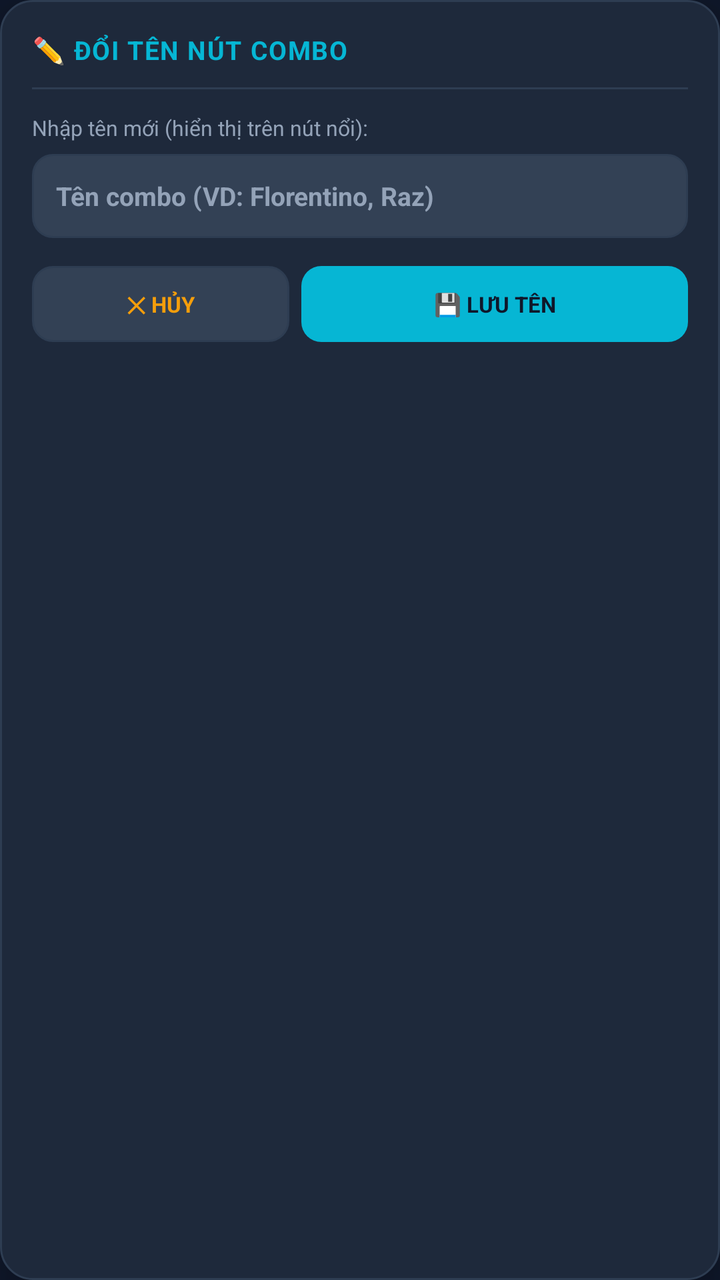
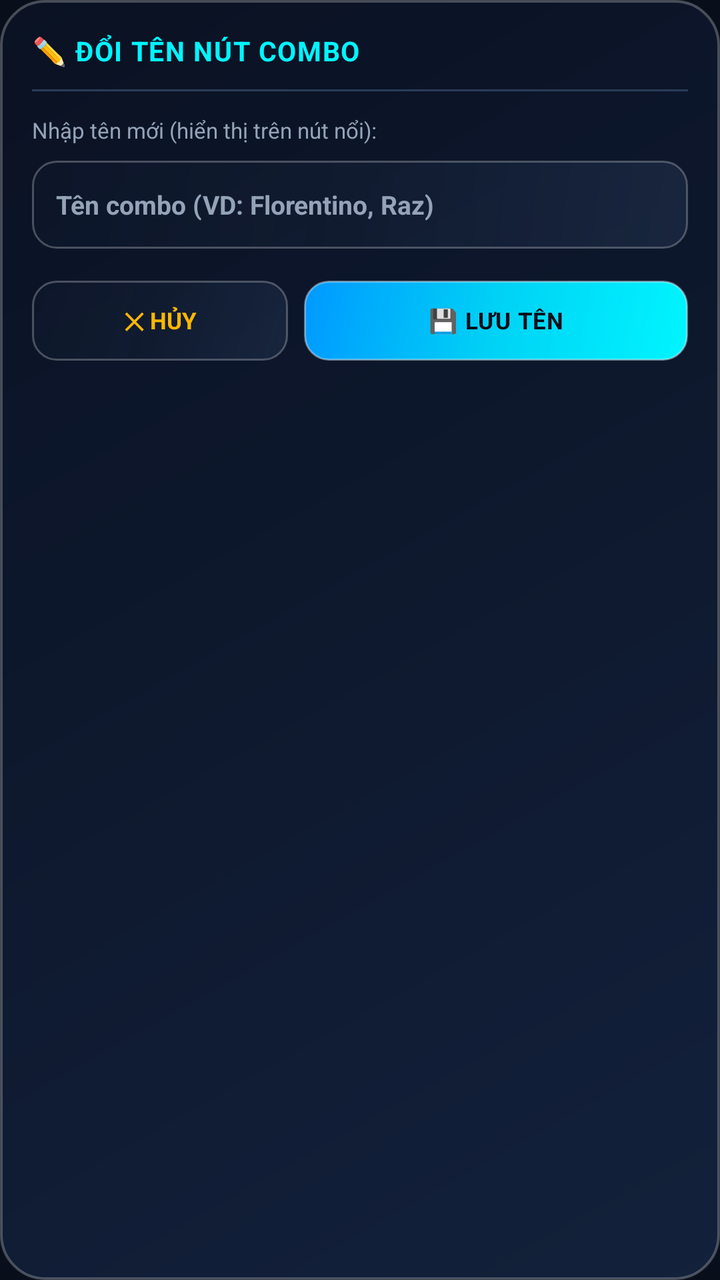

The first picture is an Android layout as it rendered before a commit; the second is the same layout after the commit. The layout source and the unified diff follow.
<!-- AndroidManifest.xml: application theme Theme.MacroGaming -->
<!-- res/layout/view_rename_dialog.xml -->
<?xml version="1.0" encoding="utf-8"?>
<LinearLayout xmlns:android="http://schemas.android.com/apk/res/android"
    android:id="@+id/renameDialogRoot"
    android:layout_width="280dp"
    android:layout_height="wrap_content"
    android:background="@drawable/bg_dialog_card"
    android:orientation="vertical"
    android:padding="16dp"
    android:elevation="24dp">

    
    <TextView
        android:layout_width="wrap_content"
        android:layout_height="wrap_content"
        android:text="✏️ ĐỔI TÊN NÚT COMBO"
        android:textColor="@color/cyan_neon"
        android:textSize="13sp"
        android:textStyle="bold"
        android:letterSpacing="0.04"
        android:layout_marginBottom="10dp" />

    <View
        android:layout_width="match_parent"
        android:layout_height="1dp"
        android:background="@color/stroke_border"
        android:layout_marginBottom="12dp" />

    <TextView
        android:layout_width="wrap_content"
        android:layout_height="wrap_content"
        android:text="Nhập tên mới (hiển thị trên nút nổi):"
        android:textColor="@color/text_secondary"
        android:textSize="10.5sp" />

    <EditText
        android:id="@+id/etRenameInput"
        android:layout_width="match_parent"
        android:layout_height="42dp"
        android:layout_marginTop="6dp"
        android:background="@drawable/bg_turbo_btn_secondary"
        android:hint="Tên combo (VD: Florentino, Raz)"
        android:textColorHint="@color/text_secondary"
        android:textColor="@color/cyan_neon"
        android:textSize="13sp"
        android:textStyle="bold"
        android:paddingStart="12dp"
        android:paddingEnd="12dp"
        android:singleLine="true"
        android:maxLength="15"
        android:inputType="text" />

    
    <LinearLayout
        android:layout_width="match_parent"
        android:layout_height="38dp"
        android:layout_marginTop="14dp"
        android:orientation="horizontal">

        <TextView
            android:id="@+id/btnRenameCancel"
            android:layout_width="0dp"
            android:layout_height="match_parent"
            android:layout_weight="0.8"
            android:layout_marginEnd="6dp"
            android:background="@drawable/bg_turbo_btn_secondary"
            android:gravity="center"
            android:text="✕ HỦY"
            android:textColor="@color/amber_warning"
            android:textSize="11sp"
            android:textStyle="bold" />

        <TextView
            android:id="@+id/btnRenameConfirm"
            android:layout_width="0dp"
            android:layout_height="match_parent"
            android:layout_weight="1.2"
            android:background="@drawable/bg_turbo_btn_primary"
            android:gravity="center"
            android:text="💾 LƯU TÊN"
            android:textColor="@color/bg_dark"
            android:textSize="11sp"
            android:textStyle="bold" />
    </LinearLayout>

</LinearLayout>
<!-- resources referenced by this layout -->
<resources>
  <color name="amber_warning">#F59E0B</color>
  <color name="bg_dark">#0F172A</color>
  <color name="cyan_neon">#06B6D4</color>
  <color name="stroke_border">#2E3D52</color>
  <color name="text_secondary">#94A3B8</color>
  <!-- drawable bg_dialog_card (drawable) -->
  <?xml version="1.0" encoding="utf-8"?>
  <shape xmlns:android="http://schemas.android.com/apk/res/android"
      android:shape="rectangle">
      <corners android:radius="16dp" />
      <solid android:color="@color/bg_dialog" />
      <stroke
          android:width="1dp"
          android:color="@color/stroke_border" />
      <padding
          android:bottom="16dp"
          android:left="16dp"
          android:right="16dp"
          android:top="16dp" />
  </shape>
  <!-- drawable bg_turbo_btn_primary (drawable) -->
  <?xml version="1.0" encoding="utf-8"?>
  <shape xmlns:android="http://schemas.android.com/apk/res/android"
      android:shape="rectangle">
      <corners android:radius="10dp" />
      <solid android:color="@color/cyan_neon" />
  </shape>
  <!-- drawable bg_turbo_btn_secondary (drawable) -->
  <?xml version="1.0" encoding="utf-8"?>
  <shape xmlns:android="http://schemas.android.com/apk/res/android"
      android:shape="rectangle">
      <corners android:radius="10dp" />
      <solid android:color="@color/bg_surface_elevated" />
      <stroke
          android:width="1dp"
          android:color="@color/stroke_border" />
  </shape>
  <style name="Theme.MacroGaming" parent="Theme.Material3.Dark.NoActionBar">
          <item name="colorPrimary">@color/cyan_neon</item>
          <item name="colorOnPrimary">@color/bg_dark</item>
          <item name="colorSecondary">@color/purple_accent</item>
          <item name="android:windowBackground">@color/bg_dark</item>
          <item name="android:statusBarColor">@color/bg_dark</item>
          <item name="android:navigationBarColor">@color/bg_dark</item>
      </style>
  <color name="bg_dialog">#1E293B</color>
  <color name="bg_surface_elevated">#334155</color>
  <color name="purple_accent">#8B5CF6</color>
</resources>

<!-- the commit's change to res/layout/view_rename_dialog.xml (unified diff, before → after) -->
@@ -1,7 +1,7 @@
 <?xml version="1.0" encoding="utf-8"?>
 <LinearLayout xmlns:android="http://schemas.android.com/apk/res/android"
     android:id="@+id/renameDialogRoot"
-    android:layout_width="280dp"
+    android:layout_width="290dp"
     android:layout_height="wrap_content"
     android:background="@drawable/bg_dialog_card"
     android:orientation="vertical"
@@ -14,7 +14,7 @@
         android:layout_height="wrap_content"
         android:text="✏️ ĐỔI TÊN NÚT COMBO"
         android:textColor="@color/cyan_neon"
-        android:textSize="13sp"
+        android:textSize="13.5sp"
         android:textStyle="bold"
         android:letterSpacing="0.04"
         android:layout_marginBottom="10dp" />
@@ -30,13 +30,13 @@
         android:layout_height="wrap_content"
         android:text="Nhập tên mới (hiển thị trên nút nổi):"
         android:textColor="@color/text_secondary"
-        android:textSize="10.5sp" />
+        android:textSize="11sp" />
 
     <EditText
         android:id="@+id/etRenameInput"
         android:layout_width="match_parent"
-        android:layout_height="42dp"
-        android:layout_marginTop="6dp"
+        android:layout_height="44dp"
+        android:layout_marginTop="8dp"
         android:background="@drawable/bg_turbo_btn_secondary"
         android:hint="Tên combo (VD: Florentino, Raz)"
         android:textColorHint="@color/text_secondary"
@@ -52,8 +52,8 @@
     
     <LinearLayout
         android:layout_width="match_parent"
-        android:layout_height="38dp"
-        android:layout_marginTop="14dp"
+        android:layout_height="40dp"
+        android:layout_marginTop="16dp"
         android:orientation="horizontal">
 
         <TextView
@@ -61,12 +61,12 @@
             android:layout_width="0dp"
             android:layout_height="match_parent"
             android:layout_weight="0.8"
-            android:layout_marginEnd="6dp"
+            android:layout_marginEnd="8dp"
             android:background="@drawable/bg_turbo_btn_secondary"
             android:gravity="center"
             android:text="✕ HỦY"
             android:textColor="@color/amber_warning"
-            android:textSize="11sp"
+            android:textSize="11.5sp"
             android:textStyle="bold" />
 
         <TextView
@@ -78,8 +78,9 @@
             android:gravity="center"
             android:text="💾 LƯU TÊN"
             android:textColor="@color/bg_dark"
-            android:textSize="11sp"
-            android:textStyle="bold" />
+            android:textSize="11.5sp"
+            android:textStyle="bold"
+            android:letterSpacing="0.02" />
     </LinearLayout>
 
 </LinearLayout>
<!-- resource entries referenced after the edit -->
@@ -1,41 +1,62 @@
 <!-- resources referenced by this layout -->
 <resources>
-  <color name="amber_warning">#F59E0B</color>
-  <color name="bg_dark">#0F172A</color>
-  <color name="cyan_neon">#06B6D4</color>
-  <color name="stroke_border">#2E3D52</color>
+  <color name="amber_warning">#FFB703</color>
+  <color name="bg_dark">#080E1A</color>
+  <color name="cyan_neon">#00F5FF</color>
+  <color name="stroke_border">#2A3C58</color>
   <color name="text_secondary">#94A3B8</color>
   <!-- drawable bg_dialog_card (drawable) -->
   <?xml version="1.0" encoding="utf-8"?>
-  <shape xmlns:android="http://schemas.android.com/apk/res/android"
-      android:shape="rectangle">
-      <corners android:radius="16dp" />
-      <solid android:color="@color/bg_dialog" />
-      <stroke
-          android:width="1dp"
-          android:color="@color/stroke_border" />
-      <padding
-          android:bottom="16dp"
-          android:left="16dp"
-          android:right="16dp"
-          android:top="16dp" />
-  </shape>
+  <layer-list xmlns:android="http://schemas.android.com/apk/res/android">
+      <item>
+          <shape android:shape="rectangle">
+              <corners android:radius="22dp" />
+              <gradient
+                  android:angle="135"
+                  android:startColor="@color/glass_card_bg_start"
+                  android:centerColor="#D00F1B33"
+                  android:endColor="@color/glass_card_bg_end"
+                  android:type="linear" />
+              <stroke
+                  android:width="1.2dp"
+                  android:color="@color/glass_rim_specular" />
+              <padding
+                  android:bottom="14dp"
+                  android:left="14dp"
+                  android:right="14dp"
+                  android:top="14dp" />
+          </shape>
+      </item>
+  </layer-list>
   <!-- drawable bg_turbo_btn_primary (drawable) -->
   <?xml version="1.0" encoding="utf-8"?>
   <shape xmlns:android="http://schemas.android.com/apk/res/android"
       android:shape="rectangle">
-      <corners android:radius="10dp" />
-      <solid android:color="@color/cyan_neon" />
+      <corners android:radius="12dp" />
+      <gradient
+          android:angle="135"
+          android:startColor="#00F5FF"
+          android:centerColor="#00D2F5"
+          android:endColor="#0099FF"
+          android:type="linear" />
+      <stroke
+          android:width="1dp"
+          android:color="#66FFFFFF" />
   </shape>
   <!-- drawable bg_turbo_btn_secondary (drawable) -->
   <?xml version="1.0" encoding="utf-8"?>
   <shape xmlns:android="http://schemas.android.com/apk/res/android"
       android:shape="rectangle">
-      <corners android:radius="10dp" />
-      <solid android:color="@color/bg_surface_elevated" />
+      <corners android:radius="12dp" />
+      <gradient
+          android:angle="135"
+          android:startColor="#383D5980"
+          android:centerColor="#26273C58"
+          android:endColor="#1C18273D"
+          android:type="linear" />
       <stroke
           android:width="1dp"
-          android:color="@color/stroke_border" />
+          android:color="#40FFFFFF" />
   </shape>
   <style name="Theme.MacroGaming" parent="Theme.Material3.Dark.NoActionBar">
           <item name="colorPrimary">@color/cyan_neon</item>
@@ -44,9 +65,12 @@
           <item name="android:windowBackground">@color/bg_dark</item>
           <item name="android:statusBarColor">@color/bg_dark</item>
           <item name="android:navigationBarColor">@color/bg_dark</item>
+          <item name="android:windowLightStatusBar">false</item>
+          <item name="android:windowLightNavigationBar">false</item>
       </style>
-  <color name="bg_dialog">#1E293B</color>
-  <color name="bg_surface_elevated">#334155</color>
-  <color name="purple_accent">#8B5CF6</color>
+  <color name="glass_card_bg_start">#D9142340</color>
+  <color name="glass_card_bg_end">#C80A1224</color>
+  <color name="glass_rim_specular">#40FFFFFF</color>
+  <color name="purple_accent">#A855F7</color>
 </resources>
 
